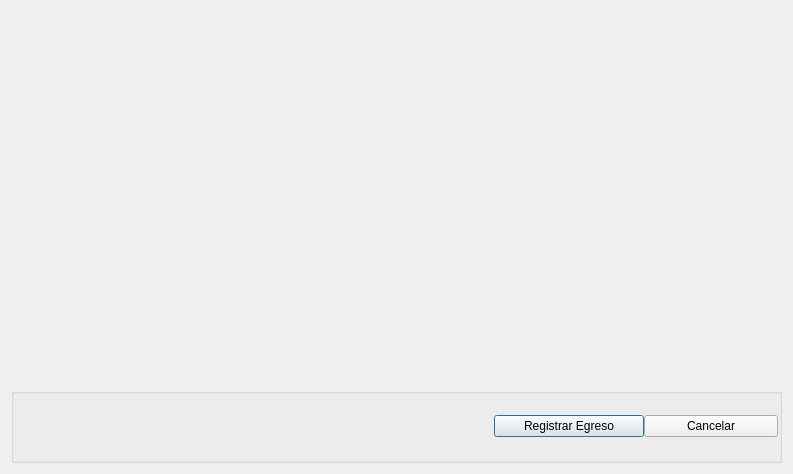
This is src/ui/DialogRegistrarEgresoVehiculo.ui in guilleurrutia10/division-transporte as Qt 5 draws it before an edit. The edited form follows.
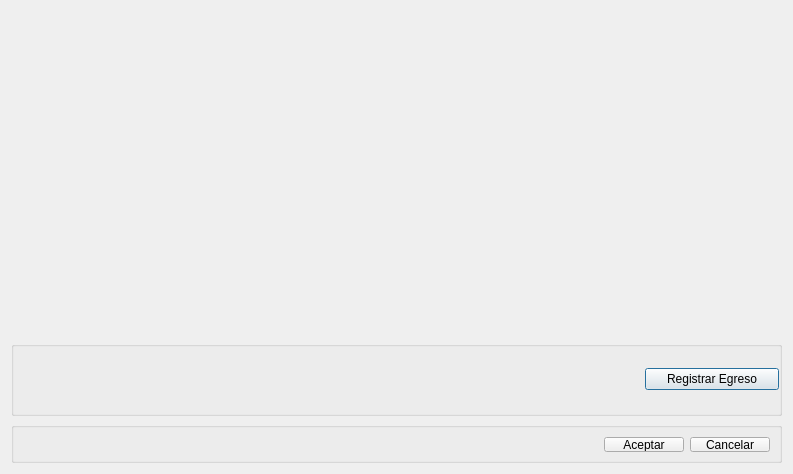
This is the edited form.

Commit message: modificaciones ui con group box parte 2

```diff
--- a/src/ui/DialogRegistrarEgresoVehiculo.ui
+++ b/src/ui/DialogRegistrarEgresoVehiculo.ui
@@ -59,6 +59,19 @@
       <property name="bottomMargin">
        <number>12</number>
       </property>
+      <item>
+       <spacer name="horizontalSpacer">
+        <property name="orientation">
+         <enum>Qt::Horizontal</enum>
+        </property>
+        <property name="sizeHint" stdset="0">
+         <size>
+          <width>40</width>
+          <height>20</height>
+         </size>
+        </property>
+       </spacer>
+      </item>
       <item>
        <widget class="QPushButton" name="pushButtonRegistrarEgreso">
         <property name="minimumSize">
@@ -78,25 +91,66 @@
         </property>
        </widget>
       </item>
-      <item>
+     </layout>
+    </widget>
+   </item>
+   <item>
+    <widget class="QGroupBox" name="groupBoxButtonBox">
+     <property name="minimumSize">
+      <size>
+       <width>271</width>
+       <height>41</height>
+      </size>
+     </property>
+     <property name="maximumSize">
+      <size>
+       <width>16777215</width>
+       <height>41</height>
+      </size>
+     </property>
+     <property name="title">
+      <string/>
+     </property>
+     <layout class="QGridLayout" name="gridLayout_4">
+      <property name="leftMargin">
+       <number>9</number>
+      </property>
+      <property name="topMargin">
+       <number>9</number>
+      </property>
+      <property name="rightMargin">
+       <number>9</number>
+      </property>
+      <property name="bottomMargin">
+       <number>8</number>
+      </property>
+      <item row="0" column="2">
+       <widget class="QPushButton" name="pushButtonAceptar">
+        <property name="text">
+         <string>Aceptar</string>
+        </property>
+       </widget>
+      </item>
+      <item row="0" column="3">
        <widget class="QPushButton" name="pushButtonCancelar">
-        <property name="minimumSize">
-         <size>
-          <width>134</width>
-          <height>0</height>
-         </size>
-        </property>
-        <property name="maximumSize">
-         <size>
-          <width>100</width>
-          <height>16777215</height>
-         </size>
-        </property>
         <property name="text">
          <string>Cancelar</string>
         </property>
        </widget>
       </item>
+      <item row="0" column="1">
+       <spacer name="horizontalSpacer_4">
+        <property name="orientation">
+         <enum>Qt::Horizontal</enum>
+        </property>
+        <property name="sizeHint" stdset="0">
+         <size>
+          <width>40</width>
+          <height>20</height>
+         </size>
+        </property>
+       </spacer>
+      </item>
      </layout>
     </widget>
    </item>
```
The commit also changes 28 other files.
